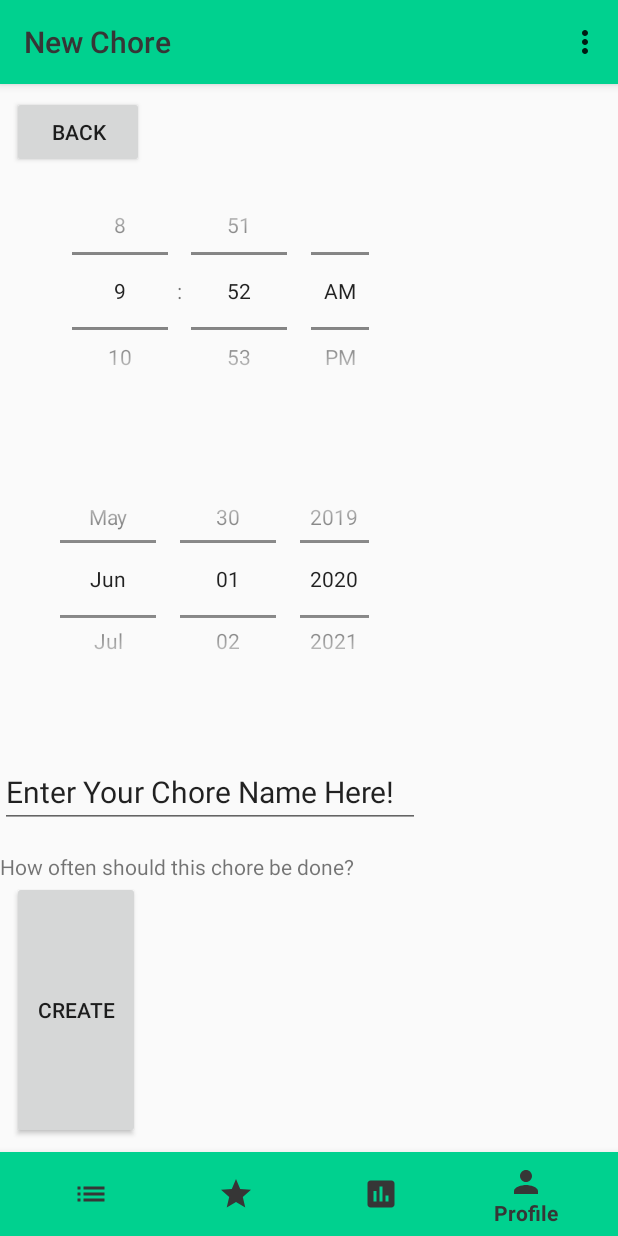
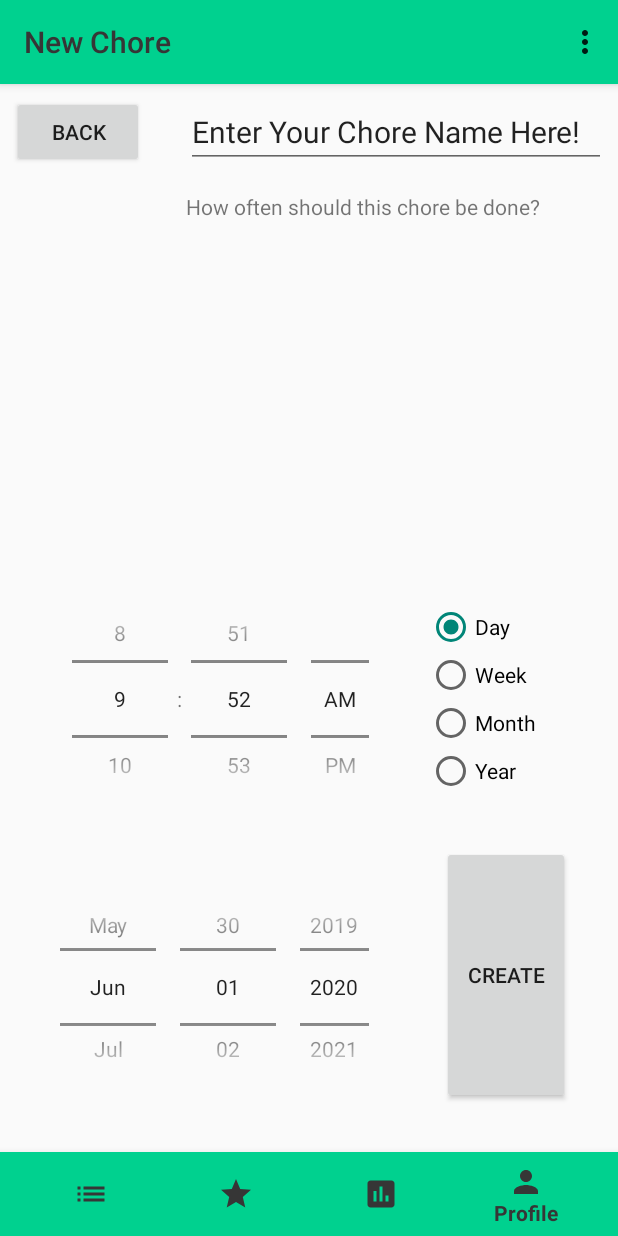
Before and after one commit to Bhusting/CSC4151-FrontEnd, an Android app: the fragment ChoreModal placed in its activity, on a phone screen of 412 x 824 dp. Run offline under Robolectric (Android 15) with nearby library versions, the phone set to English and light mode, and no system bars; libraries missing offline, so code that uses them is left out: com.auth0.android; 20 statements that could not run were skipped.

Commit message:
Keyboard Fix

```diff
--- a/app/src/main/AndroidManifest.xml
+++ b/app/src/main/AndroidManifest.xml
@@ -20,7 +20,9 @@
             </intent-filter>
         </activity>
         <activity android:name=".HouseActivity" />
-        <activity android:name=".MainActivity" />
+        <activity
+            android:name=".MainActivity"
+            android:windowSoftInputMode="adjustPan"/>
 
         <service
             android:name=".services.BackgroundService"
--- a/app/src/main/res/layout/fragment_chore_modal.xml
+++ b/app/src/main/res/layout/fragment_chore_modal.xml
@@ -1,4 +1,4 @@
-<LinearLayout xmlns:android="http://schemas.android.com/apk/res/android"
+<androidx.constraintlayout.widget.ConstraintLayout xmlns:android="http://schemas.android.com/apk/res/android"
 
     xmlns:app="http://schemas.android.com/apk/res-auto"
     xmlns:tools="http://schemas.android.com/tools"
@@ -125,4 +125,4 @@
     </RadioGroup>
 
 
-</LinearLayout>
+</androidx.constraintlayout.widget.ConstraintLayout>
```
